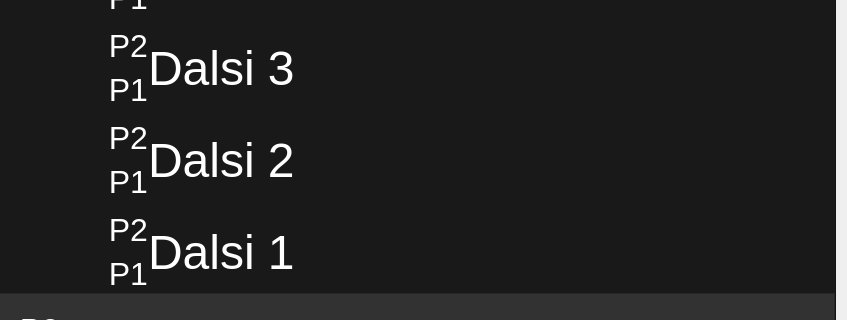
The window that mainwindow.ui (frutabruta/VDV301display) describes before a commit, drawn with Qt 5; both pictures show x 209 to 1056 and y 263 to 583 of the 1056 by 823 pixel window.
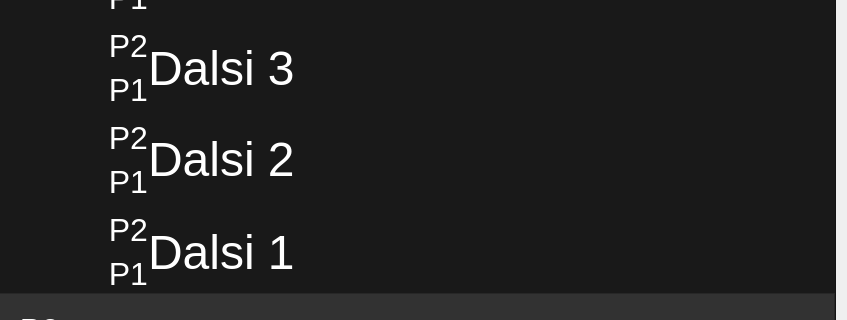
The same window after the commit. The open tabs and pages were chosen to show the change.

Diff of the .ui file:
```diff
--- a/mainwindow.ui
+++ b/mainwindow.ui
@@ -829,8 +829,11 @@
                                  <pointsize>36</pointsize>
                                 </font>
                                </property>
+                               <property name="styleSheet">
+                                <string notr="true">#metro{color:#ff00ff;}</string>
+                               </property>
                                <property name="text">
-                                <string>Dalsi 2</string>
+                                <string>&lt;html&gt;&lt;head/&gt;&lt;body&gt;&lt;p&gt;Dalsi 2&lt;/p&gt;&lt;/body&gt;&lt;/html&gt;</string>
                                </property>
                               </widget>
                              </item>
```
Left out of the diff: 2 changed lines with no effect on the pictures.
